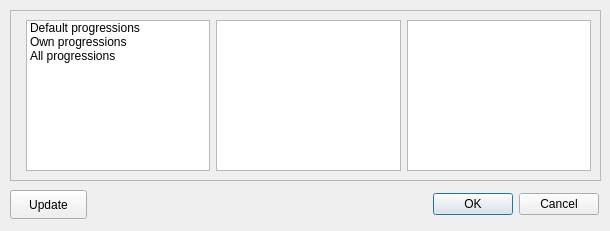
First picture: the form in improviser/qtGUI/progressionbrowser.ui, repository bspaans/improviser, before the edit.
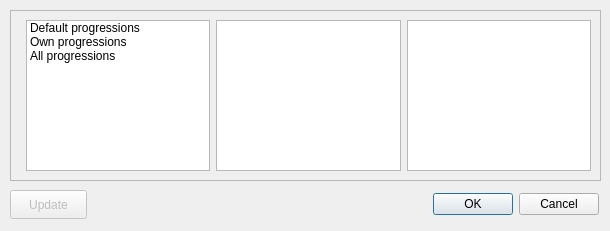
Second picture: the form after the edit.

Commit message: Disabled update button for now.

Patch:
```diff
--- a/improviser/qtGUI/progressionbrowser.ui
+++ b/improviser/qtGUI/progressionbrowser.ui
@@ -72,6 +72,9 @@
    </widget>
   </widget>
   <widget class="QPushButton" name="update" >
+   <property name="enabled" >
+    <bool>false</bool>
+   </property>
    <property name="geometry" >
     <rect>
      <x>10</x>
```
The commit also changes 2 other files.
